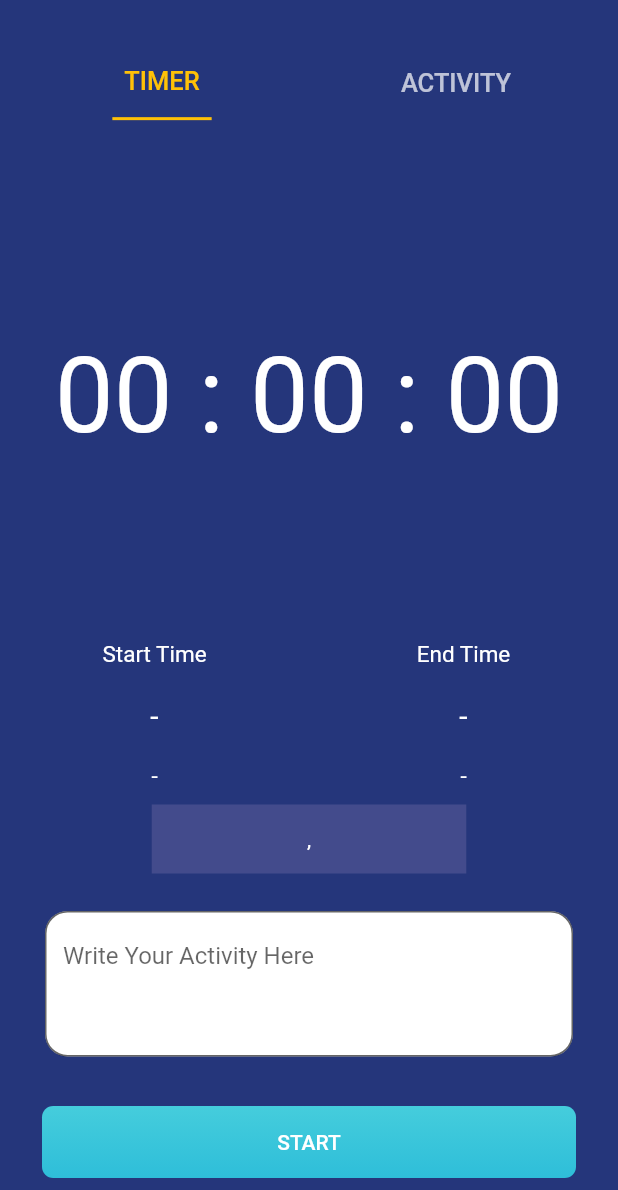
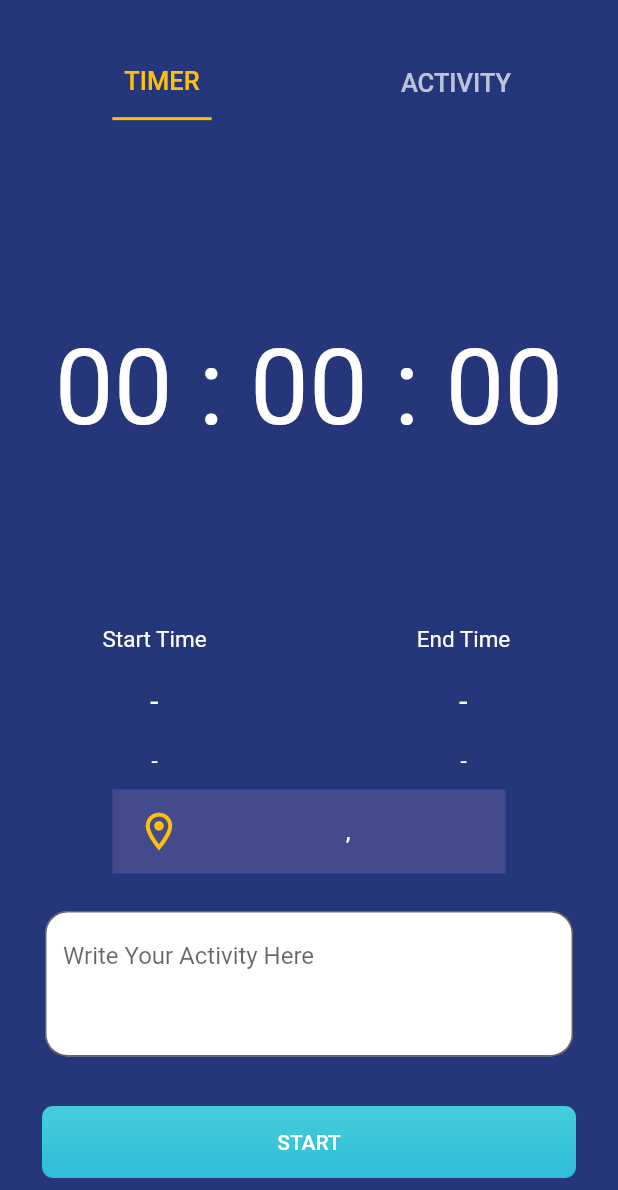
Before and after one commit to RobertoKreshna/clockify, a Flutter app: the HomeTimerPage screen opened directly, on a phone screen of 412 x 824 dp, the part 46-1236 px from its top. Run offline on Flutter 3.47's test engine with Material 2 defaults, Android fonts, the phone set to English and light mode, and no system bars; our stand-ins replace geolocator, grouped_list, hive, hive_flutter, tuple; accounts and stored records are empty.

Commit message:
fixing location ui

```diff
--- a/lib/screen/home_timer.dart
+++ b/lib/screen/home_timer.dart
@@ -149,12 +149,24 @@ class _HomeTimerPageState extends State<HomeTimerPage> {
             ),
           );
         }),
-        Container(
-          padding: EdgeInsets.symmetric(vertical: 15, horizontal: 100),
-          decoration: BoxDecoration(color: Style.timerLocation),
-          child: Text(
-            '$lat , $long',
-            style: TextStyle(color: Colors.white),
+        Padding(
+          padding: const EdgeInsets.symmetric(horizontal: 75),
+          child: ListTile(
+            tileColor: Style.timerLocation,
+            leading: Icon(
+              Icons.location_on_outlined,
+              color: Colors.amber,
+              size: 30,
+            ),
+            title: Column(
+              mainAxisAlignment: MainAxisAlignment.center,
+              children: [
+                Text(
+                  '${lat}, ${long}',
+                  style: TextStyle(color: Colors.white),
+                ),
+              ],
+            ),
           ),
         ),
         Padding(
```
Also changed, not shown: lib/screen/activity_detail.dart (+15 -8 lines).
